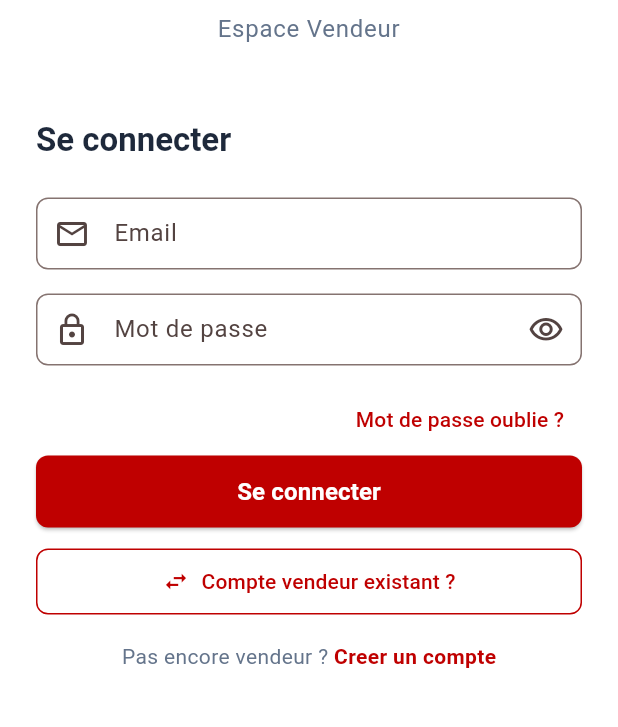
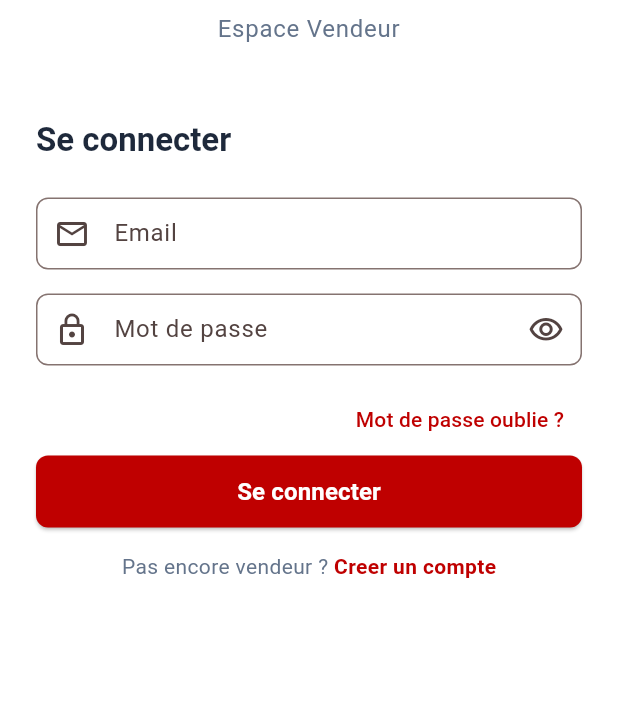
Before and after one commit to ipanga/teka-rdc, a Flutter app: the screen it shows after launch, on a phone screen of 412 x 824 dp, the part 347-1074 px from its top. Run offline on Flutter 3.47's test engine with Material 3 defaults, Android fonts, the phone set to English and light mode, and no system bars; our stand-ins replace cached_network_image, connectivity_plus, dio, firebase_core, firebase_messaging, flutter_image_compress and 8 more; missing offline and left inert: posthog_flutter; accounts and stored records are empty; network calls fail.

Commit message:
chore(mobile): remove dead seller migrate button; OTP uses server cooldown (parity P5)
Mobile Parity Sweep, Phase 5 — the low-priority cleanups.

- seller-mobile: removed the "Compte vendeur existant ?" button on the login
  screen. It pushed `/auth/migrate`, a route retired 2026-05-18 (seller
  SMS→email migration) — so it only led to a dead route.
- buyer-mobile OTP: thread the server-supplied resend cooldown instead of a
  hardcoded 30s. The OTP-request response's `cooldownSeconds` flows to the
  verify screen (`initialCooldown`), and resend now uses the value returned by
  the resend call.

Deferred (optional, cosmetic — not parity-blocking): seller-mobile dashboard
product-status breakdown + avg rating; PDP related-products section.

flutter analyze clean (both apps); buyer-mobile 71 + seller-mobile 3 tests pass.

Refs: tasks/mobile-parity-sweep-progress.md (Phase 5)

Co-Authored-By: Claude Opus 4.8 (1M context) <noreply@anthropic.com>

```diff
--- a/apps/buyer-mobile/lib/core/router/app_router.dart
+++ b/apps/buyer-mobile/lib/core/router/app_router.dart
@@ -84,7 +84,8 @@ final appRouterProvider = Provider<GoRouter>((ref) {
         builder: (context, state) {
           final extra = state.extra as Map<String, dynamic>?;
           final phone = (extra?['phone'] as String?) ?? '';
-          return OtpVerifyScreen(phone: phone);
+          final cooldown = (extra?['cooldown'] as num?)?.toInt() ?? 30;
+          return OtpVerifyScreen(phone: phone, initialCooldown: cooldown);
         },
       ),
       GoRoute(
--- a/apps/seller-mobile/lib/features/auth/presentation/screens/login_screen.dart
+++ b/apps/seller-mobile/lib/features/auth/presentation/screens/login_screen.dart
@@ -188,14 +188,11 @@ class _LoginScreenState extends ConsumerState<LoginScreen> {
                           ),
                   ),
                 ),
-                const SizedBox(height: 12),
 
-                OutlinedButton.icon(
-                  onPressed: () => context.push('/auth/migrate'),
-                  icon: const Icon(Icons.swap_horiz),
-                  label: const Text('Compte vendeur existant ?'),
-                ),
-
+                // (The "Compte vendeur existant ?" migration button was
+                // removed 2026-06-07 — the seller SMS→email migration flow was
+                // retired 2026-05-18 and `/auth/migrate` no longer exists, so
+                // the button only led to a dead route.)
                 const SizedBox(height: 16),
                 Row(
                   mainAxisAlignment: MainAxisAlignment.center,
```
Also changed, not shown: apps/buyer-mobile/lib/features/auth/presentation/screens/otp_request_screen.dart (+7 -2 lines), apps/buyer-mobile/lib/features/auth/presentation/screens/otp_verify_screen.dart (+12 -5 lines).
